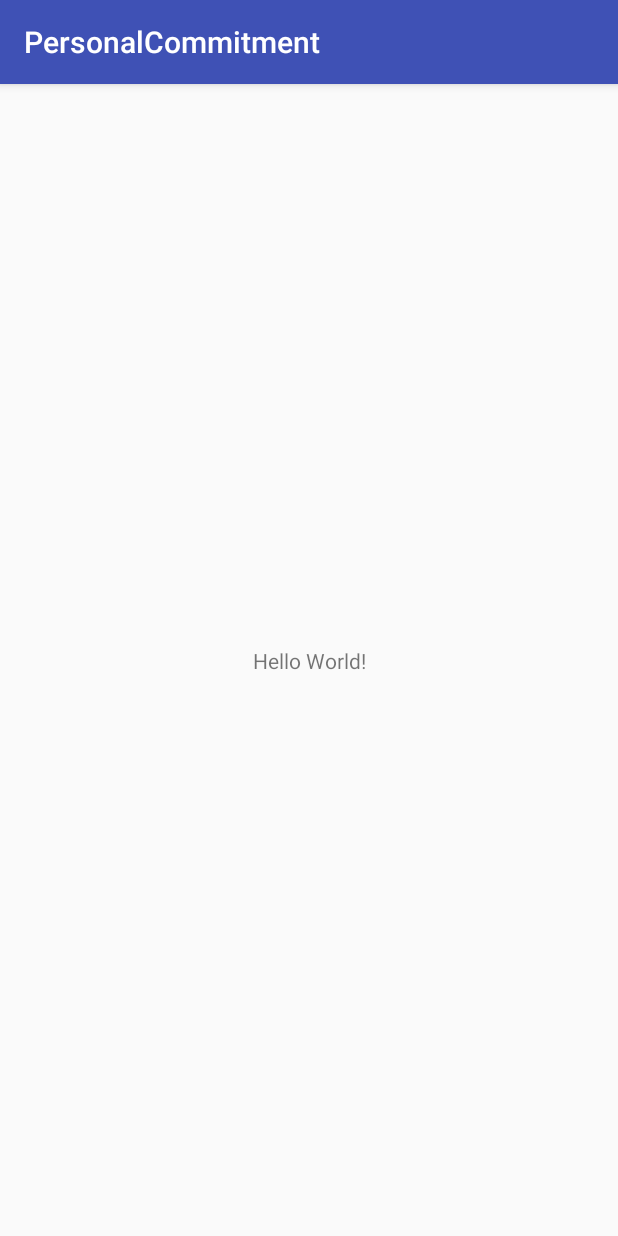
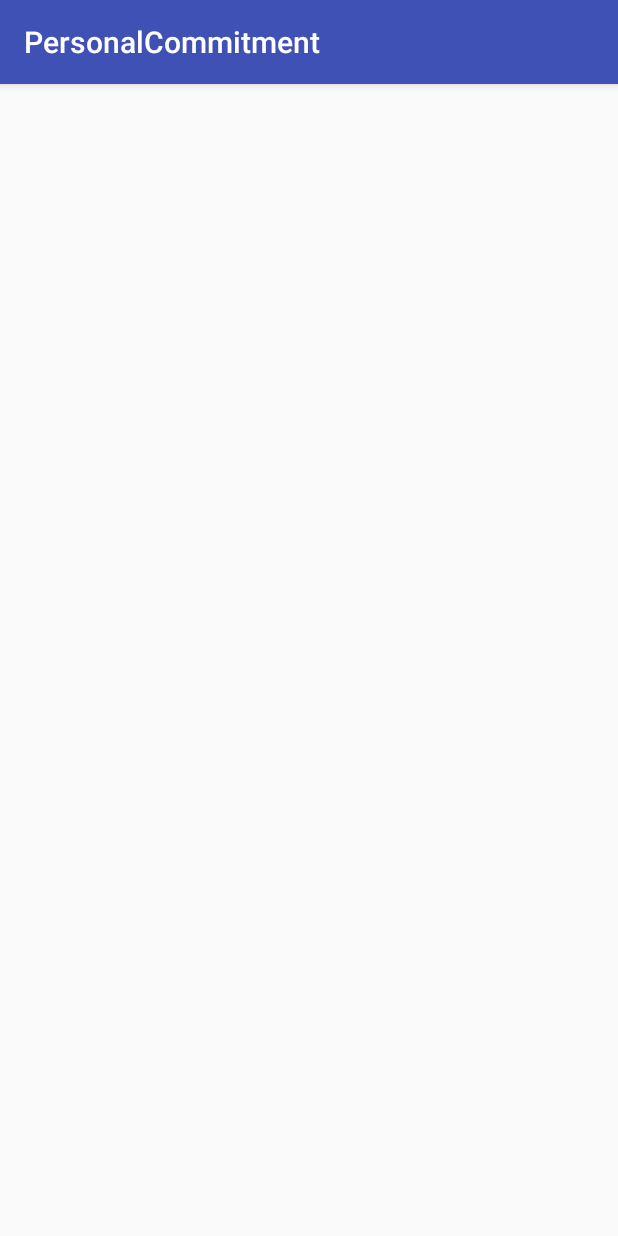
Before and after one commit to Aregev2/PersonalCommitment, an Android app: the screen it shows after launch (LoginActivity), on a phone screen of 412 x 824 dp. Run offline under Robolectric (Android 15) with nearby library versions, the phone set to English and light mode, and no system bars.

Commit message:
Added the design library to the project

```diff
--- a/app/build.gradle
+++ b/app/build.gradle
@@ -30,5 +30,6 @@
     testImplementation 'junit:junit:4.12'
     androidTestImplementation 'com.android.support.test:runner:1.0.1'
     androidTestImplementation 'com.android.support.test.espresso:espresso-core:3.0.1'
+    implementation 'com.android.support:design:26.1.0'
 }
 apply plugin: 'com.google.gms.google-services'
--- a/app/src/main/res/layout/activity_login.xml
+++ b/app/src/main/res/layout/activity_login.xml
@@ -6,13 +6,4 @@
     android:layout_height="match_parent"
     tools:context="com.aregev2.personalcommitment.LoginActivity">
 
-    <TextView
-        android:layout_width="wrap_content"
-        android:layout_height="wrap_content"
-        android:text="Hello World!"
-        app:layout_constraintBottom_toBottomOf="parent"
-        app:layout_constraintLeft_toLeftOf="parent"
-        app:layout_constraintRight_toRightOf="parent"
-        app:layout_constraintTop_toTopOf="parent" />
-
 </android.support.constraint.ConstraintLayout>
```
